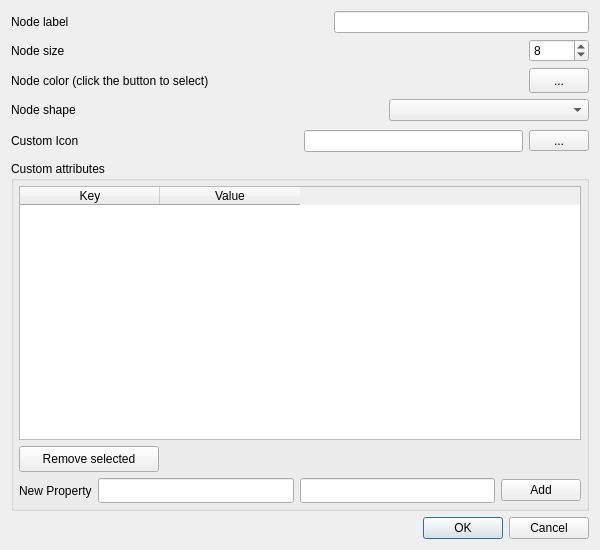
Qt form src/forms/dialognodeedit.ui (socnetv/app) before a commit.
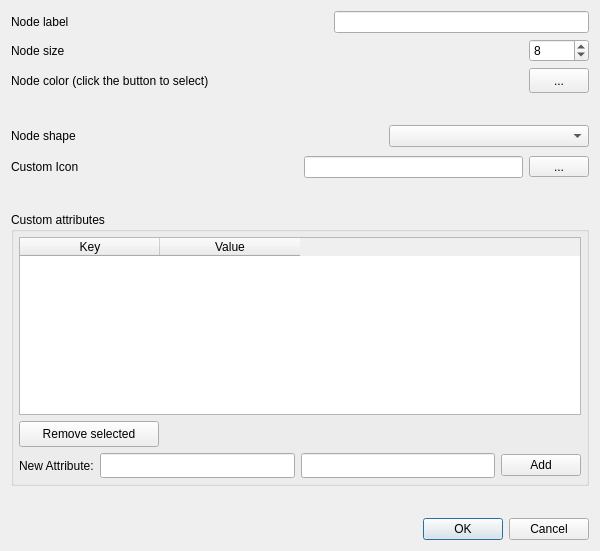
The same form after that commit.

Commit message: #130 PoC - reading and writing custom node metadata (in our lingo: custom attributes) now works - and needs testing. TODO (not in this issue): add functionality to import Node List separately

Patch:
```diff
--- a/src/forms/dialognodeedit.ui
+++ b/src/forms/dialognodeedit.ui
@@ -7,7 +7,7 @@
     <x>0</x>
     <y>0</y>
     <width>600</width>
-    <height>550</height>
+    <height>551</height>
    </rect>
   </property>
   <property name="minimumSize">
@@ -20,59 +20,30 @@
    <string>Node Properties</string>
   </property>
   <layout class="QGridLayout" name="gridLayout_2">
-   <item row="3" column="0">
-    <layout class="QHBoxLayout" name="horizontalLayout_5">
-     <item>
-      <widget class="QLabel" name="label_5">
-       <property name="text">
-        <string>Node shape</string>
-       </property>
-      </widget>
-     </item>
-     <item>
-      <spacer name="horizontalSpacer_4">
-       <property name="font">
-        <font>
-         <family>Liberation Sans</family>
-         <pointsize>13</pointsize>
-        </font>
-       </property>
-       <property name="orientation">
-        <enum>Qt::Orientation::Horizontal</enum>
-       </property>
-       <property name="sizeType">
-        <enum>QSizePolicy::Policy::MinimumExpanding</enum>
-       </property>
-       <property name="sizeHint" stdset="0">
-        <size>
-         <width>40</width>
-         <height>20</height>
-        </size>
-       </property>
-      </spacer>
-     </item>
-     <item>
-      <widget class="QComboBox" name="nodeShapeComboBox">
-       <property name="minimumSize">
-        <size>
-         <width>200</width>
-         <height>0</height>
-        </size>
-       </property>
-       <property name="maximumSize">
-        <size>
-         <width>300</width>
-         <height>16777215</height>
-        </size>
-       </property>
-       <property name="toolTip">
-        <string>&lt;html&gt;&lt;head/&gt;&lt;body&gt;&lt;p&gt;Select a node shape. &lt;/p&gt;&lt;p&gt;If you select &amp;quot;Icon&amp;quot; then you must click on the custom icon button (below) to select the desired icon file from your filesystem. &lt;/p&gt;&lt;/body&gt;&lt;/html&gt;</string>
-       </property>
-      </widget>
-     </item>
-    </layout>
+   <item row="9" column="0">
+    <widget class="QDialogButtonBox" name="buttonBox">
+     <property name="orientation">
+      <enum>Qt::Orientation::Horizontal</enum>
+     </property>
+     <property name="standardButtons">
+      <set>QDialogButtonBox::StandardButton::Cancel|QDialogButtonBox::StandardButton::Ok</set>
+     </property>
+    </widget>
    </item>
-   <item row="4" column="0">
+   <item row="8" column="0">
+    <spacer name="verticalSpacer">
+     <property name="orientation">
+      <enum>Qt::Orientation::Vertical</enum>
+     </property>
+     <property name="sizeHint" stdset="0">
+      <size>
+       <width>20</width>
+       <height>40</height>
+      </size>
+     </property>
+    </spacer>
+   </item>
+   <item row="5" column="0">
     <layout class="QHBoxLayout" name="horizontalLayout_25">
      <item>
       <widget class="QLabel" name="label_24">
@@ -146,66 +117,7 @@
      </item>
     </layout>
    </item>
-   <item row="6" column="0">
-    <widget class="QDialogButtonBox" name="buttonBox">
-     <property name="orientation">
-      <enum>Qt::Orientation::Horizontal</enum>
-     </property>
-     <property name="standardButtons">
-      <set>QDialogButtonBox::StandardButton::Cancel|QDialogButtonBox::StandardButton::Ok</set>
-     </property>
-    </widget>
-   </item>
-   <item row="2" column="0">
-    <layout class="QHBoxLayout" name="horizontalLayout_4">
-     <item>
-      <widget class="QLabel" name="label_4">
-       <property name="text">
-        <string>Node color (click the button to select)</string>
-       </property>
-      </widget>
-     </item>
-     <item>
-      <spacer name="horizontalSpacer_3">
-       <property name="font">
-        <font>
-         <family>Liberation Sans</family>
-         <pointsize>13</pointsize>
-        </font>
-       </property>
-       <property name="orientation">
-        <enum>Qt::Orientation::Horizontal</enum>
-       </property>
-       <property name="sizeHint" stdset="0">
-        <size>
-         <width>40</width>
-         <height>20</height>
-        </size>
-       </property>
-      </spacer>
-     </item>
-     <item>
-      <widget class="QToolButton" name="colorButton">
-       <property name="minimumSize">
-        <size>
-         <width>60</width>
-         <height>25</height>
-        </size>
-       </property>
-       <property name="text">
-        <string>...</string>
-       </property>
-       <property name="iconSize">
-        <size>
-         <width>60</width>
-         <height>20</height>
-        </size>
-       </property>
-      </widget>
-     </item>
-    </layout>
-   </item>
-   <item row="5" column="0">
+   <item row="7" column="0">
     <widget class="QGroupBox" name="groupBox">
      <property name="title">
       <string>Custom attributes</string>
@@ -288,8 +200,14 @@
         </item>
         <item row="0" column="0">
          <widget class="QLabel" name="label_6">
+          <property name="minimumSize">
+           <size>
+            <width>0</width>
+            <height>0</height>
+           </size>
+          </property>
           <property name="text">
-           <string>New Property</string>
+           <string>New Attribute:</string>
           </property>
          </widget>
         </item>
@@ -380,6 +298,120 @@
      </layout>
     </widget>
    </item>
+   <item row="4" column="0">
+    <layout class="QHBoxLayout" name="horizontalLayout_5">
+     <item>
+      <widget class="QLabel" name="label_5">
+       <property name="text">
+        <string>Node shape</string>
+       </property>
+      </widget>
+     </item>
+     <item>
+      <spacer name="horizontalSpacer_4">
+       <property name="font">
+        <font>
+         <family>Liberation Sans</family>
+         <pointsize>13</pointsize>
+        </font>
+       </property>
+       <property name="orientation">
+        <enum>Qt::Orientation::Horizontal</enum>
+       </property>
+       <property name="sizeType">
+        <enum>QSizePolicy::Policy::MinimumExpanding</enum>
+       </property>
+       <property name="sizeHint" stdset="0">
+        <size>
+         <width>40</width>
+         <height>20</height>
+        </size>
+       </property>
+      </spacer>
+     </item>
+     <item>
+      <widget class="QComboBox" name="nodeShapeComboBox">
+       <property name="minimumSize">
+        <size>
+         <width>200</width>
+         <height>0</height>
+        </size>
+       </property>
+       <property name="maximumSize">
+        <size>
+         <width>300</width>
+         <height>16777215</height>
+        </size>
+       </property>
+       <property name="toolTip">
+        <string>&lt;html&gt;&lt;head/&gt;&lt;body&gt;&lt;p&gt;Select a node shape. &lt;/p&gt;&lt;p&gt;If you select &amp;quot;Icon&amp;quot; then you must click on the custom icon button (below) to select the desired icon file from your filesystem. &lt;/p&gt;&lt;/body&gt;&lt;/html&gt;</string>
+       </property>
+      </widget>
+     </item>
+    </layout>
+   </item>
+   <item row="6" column="0">
+    <spacer name="verticalSpacer_2">
+     <property name="orientation">
+      <enum>Qt::Orientation::Vertical</enum>
+     </property>
+     <property name="sizeHint" stdset="0">
+      <size>
+       <width>20</width>
+       <height>40</height>
+      </size>
+     </property>
+    </spacer>
+   </item>
+   <item row="2" column="0">
+    <layout class="QHBoxLayout" name="horizontalLayout_4">
+     <item>
+      <widget class="QLabel" name="label_4">
+       <property name="text">
+        <string>Node color (click the button to select)</string>
+       </property>
+      </widget>
+     </item>
+     <item>
+      <spacer name="horizontalSpacer_3">
+       <property name="font">
+        <font>
+         <family>Liberation Sans</family>
+         <pointsize>13</pointsize>
+        </font>
+       </property>
+       <property name="orientation">
+        <enum>Qt::Orientation::Horizontal</enum>
+       </property>
+       <property name="sizeHint" stdset="0">
+        <size>
+         <width>40</width>
+         <height>20</height>
+        </size>
+       </property>
+      </spacer>
+     </item>
+     <item>
+      <widget class="QToolButton" name="colorButton">
+       <property name="minimumSize">
+        <size>
+         <width>60</width>
+         <height>25</height>
+        </size>
+       </property>
+       <property name="text">
+        <string>...</string>
+       </property>
+       <property name="iconSize">
+        <size>
+         <width>60</width>
+         <height>20</height>
+        </size>
+       </property>
+      </widget>
+     </item>
+    </layout>
+   </item>
    <item row="1" column="0">
     <layout class="QHBoxLayout" name="horizontalLayout_2">
      <item>
@@ -469,6 +501,19 @@
      </item>
     </layout>
    </item>
+   <item row="3" column="0">
+    <spacer name="verticalSpacer_3">
+     <property name="orientation">
+      <enum>Qt::Orientation::Vertical</enum>
+     </property>
+     <property name="sizeHint" stdset="0">
+      <size>
+       <width>20</width>
+       <height>40</height>
+      </size>
+     </property>
+    </spacer>
+   </item>
   </layout>
  </widget>
  <resources/>
```
The commit also changes 6 other files.
